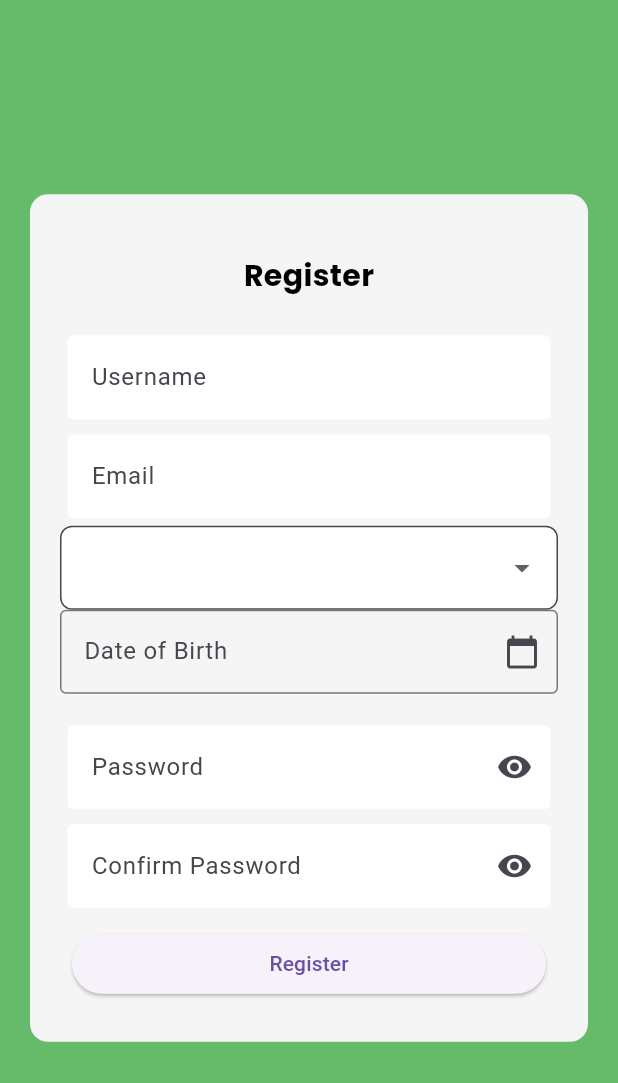
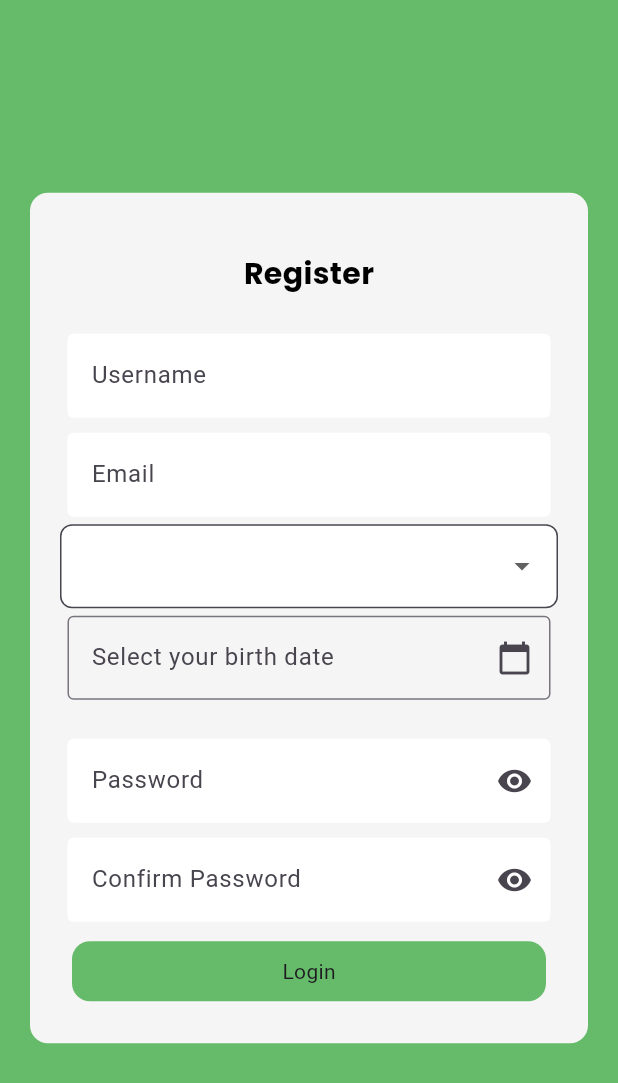
Before and after one commit to ItsXeoz/nutrisionist_app, a Flutter app: the RegisterPage screen opened directly, on a phone screen of 412 x 824 dp. Shown: the top 1083 px of the screen. Run offline on Flutter 3.47's test engine with Material 3 defaults, Android fonts, the phone set to English and light mode, and no system bars; our stand-ins replace equatable, flutter_bloc, google_fonts.

Commit message:
fix register form

```diff
--- a/lib/pages/register_page.dart
+++ b/lib/pages/register_page.dart
@@ -71,8 +71,13 @@ class _RegisterPageState extends State<RegisterPage> {
               );
             }
           },
-          child: Center(
-            child: registerForm(context),
+          child: BlocBuilder<RegisterBloc, RegisterState>(
+            builder: (context, state) {
+              if (state is RegisterLoading) {
+                return Center(child: CircularProgressIndicator());
+              }
+              return registerForm(context);
+            },
           ),
         ),
       ),
@@ -162,11 +167,13 @@ class _RegisterPageState extends State<RegisterPage> {
                     });
                   },
                 ),
-                TextFormField(
+                Padding(
+                  padding: const EdgeInsets.all(5),
+                  child: TextFormField(
                     controller: birthDateController,
                     readOnly: true,
                     decoration: InputDecoration(
-                    labelText: "Date of Birth",
+
                       hintText: "Select your birth date",
                       border: OutlineInputBorder(),
                       suffixIcon: Icon(Icons.calendar_today),
@@ -178,6 +185,7 @@ class _RegisterPageState extends State<RegisterPage> {
                       }
                       return null;
                     },
+                  ),
                 ),
                 SizedBox(height: 16),
                 PasswordFormField(
@@ -207,8 +215,8 @@ class _RegisterPageState extends State<RegisterPage> {
                     padding: EdgeInsets.all(8.0),
                     child: SizedBox(
                         width: double.infinity,
-                    child: ElevatedButton(
-                      onPressed: () {
+                        child: GestureDetector(
+                          onTap: () {
                             if (globalKey.currentState!.validate()) {
                               try {
                                 context.read<RegisterBloc>().add(
@@ -229,10 +237,15 @@ class _RegisterPageState extends State<RegisterPage> {
                               }
                             }
                           },
-                      child: Text("Register"),
+                          child: Container(
+                            padding: EdgeInsets.all(10),
+                            decoration: BoxDecoration(
+                              color: Colors.green[400],
+                              borderRadius: BorderRadius.circular(12),
                             ),
+                            child: Center(child: Text('Login')),
                           ),
-                ),
+                        ))),
               ],
             ),
           ),
```
Lines whose indentation alone changed are shown as unchanged.
